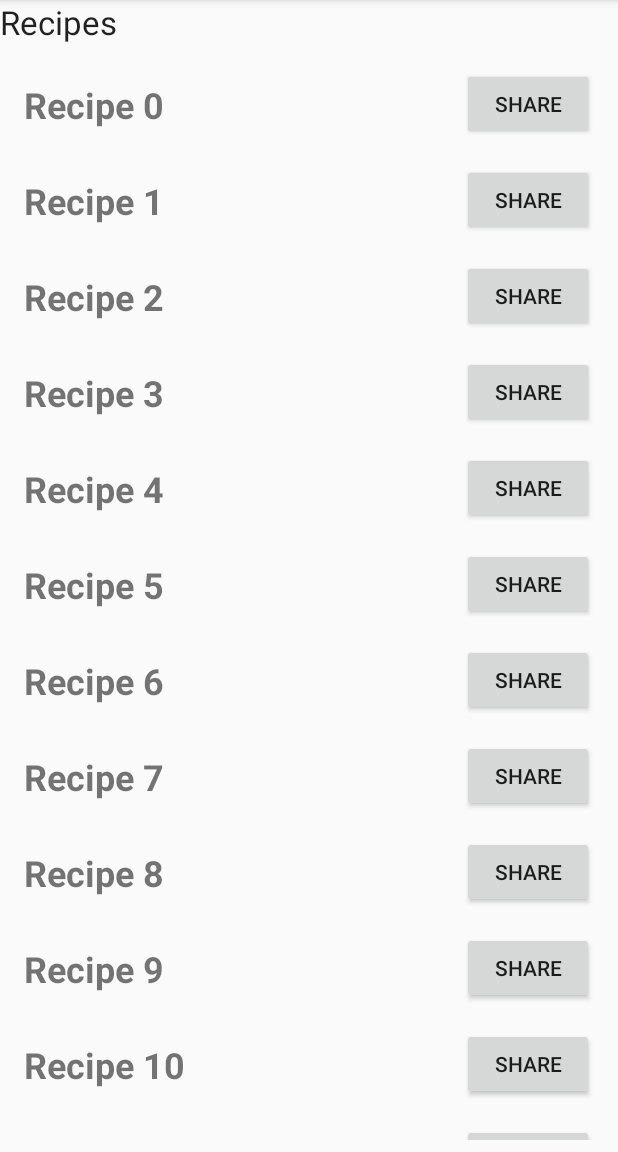
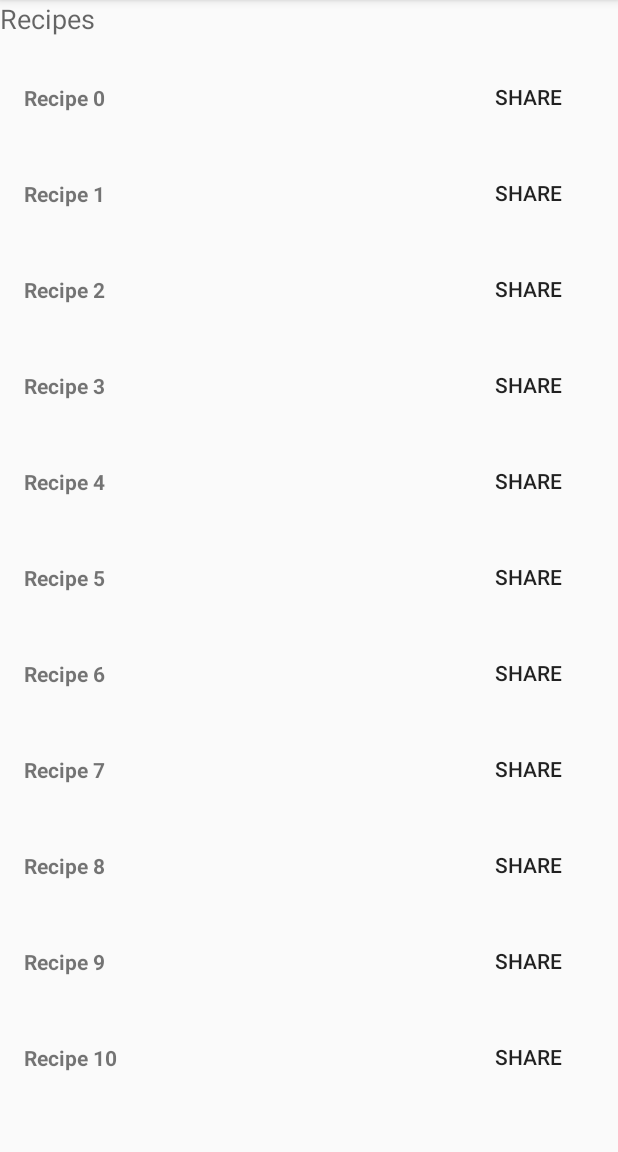
Before and after one commit to cpanou/mobile, an Android app: the fragment CookingFragment shown on its own in the app's theme, on a phone screen of 412 x 824 dp, the part 84-1236 px from its top. Run offline under Robolectric (Android 15) with nearby library versions, the phone set to English and light mode, and no system bars.

Commit message:
ui fixes

```diff
--- a/lesson-4-ui-ux/app/src/main/java/com/example/android/droidcafeinput/MainActivity.java
+++ b/lesson-4-ui-ux/app/src/main/java/com/example/android/droidcafeinput/MainActivity.java
@@ -66,8 +66,6 @@ public class MainActivity extends AppCompatActivity {
         tabLayout.addTab(getTab(tabLayout, "Top Stories"));
         tabLayout.addTab(getTab(tabLayout, "Tech News"));
         tabLayout.addTab(getTab(tabLayout, "Cooking"));
-        tabLayout.addTab(getTab(tabLayout, "Top Stories"));
-        tabLayout.addTab(getTab(tabLayout, "Top Stories"));
 
         final ViewPager pager = findViewById(R.id.pager);
         PagerAdapter myAdapter = new PagerAdapter(getSupportFragmentManager(), tabLayout.getTabCount());
--- a/lesson-4-ui-ux/app/src/main/java/com/example/android/droidcafeinput/pager/PagerAdapter.java
+++ b/lesson-4-ui-ux/app/src/main/java/com/example/android/droidcafeinput/pager/PagerAdapter.java
@@ -18,9 +18,7 @@ public class PagerAdapter extends FragmentStatePagerAdapter {
     @Override
     public Fragment getItem(int position) {
         switch (position) {
-            case 0:
-            case 3:
-            case 4: return new TabFragment1();
+            case 0: return new TabFragment1();
             case 1: return new TabFragment2();
             case 2: return new CookingFragment();
             default: return null;
--- a/lesson-4-ui-ux/app/src/main/res/layout/drawer_header.xml
+++ b/lesson-4-ui-ux/app/src/main/res/layout/drawer_header.xml
@@ -11,7 +11,7 @@
         android:layout_width="wrap_content"
         android:layout_height="wrap_content"
         android:padding="8dp"
-        android:src="@drawable/ic_launcher_foreground"/>
+        android:src="@mipmap/ic_launcher"/>
 
     <TextView
         android:layout_width="wrap_content"
@@ -19,7 +19,8 @@
         android:text="@string/lesson_4_ux_ui"
         android:padding="8dp"
         android:textSize="16sp"
-        android:textStyle="bold"/>
+        android:textStyle="bold"
+        android:textAppearance="@style/TextAppearance.AppCompat.Medium.Inverse"/>
 
 
 </LinearLayout>
--- a/lesson-4-ui-ux/app/src/main/res/layout/fragment_cooking.xml
+++ b/lesson-4-ui-ux/app/src/main/res/layout/fragment_cooking.xml
@@ -10,7 +10,7 @@
         android:layout_width="match_parent"
         android:layout_height="wrap_content"
         android:text= "@string/cooking_tips"
-        android:textAppearance="?android:attr/textAppearanceLarge" />
+        android:textAppearance="?android:attr/textAppearanceMedium" />
 
     <android.support.v7.widget.RecyclerView
         android:id="@+id/recyclerview"
--- a/lesson-4-ui-ux/app/src/main/res/layout/fragment_tab1.xml
+++ b/lesson-4-ui-ux/app/src/main/res/layout/fragment_tab1.xml
@@ -9,6 +9,6 @@
         android:layout_width="match_parent"
         android:layout_height="match_parent"
         android:text="@string/hello_blank_fragment"
-        android:textAppearance="?android:attr/textAppearanceLarge" />
+        android:textAppearance="?android:attr/textAppearanceMedium" />
 
 </RelativeLayout>
--- a/lesson-4-ui-ux/app/src/main/res/layout/fragment_tab2.xml
+++ b/lesson-4-ui-ux/app/src/main/res/layout/fragment_tab2.xml
@@ -9,6 +9,6 @@
         android:layout_width="match_parent"
         android:layout_height="match_parent"
         android:text="@string/tech_news_you_can_use"
-        android:textAppearance="?android:attr/textAppearanceLarge"  />
+        android:textAppearance="?android:attr/textAppearanceMedium"  />
 
 </RelativeLayout>
--- a/lesson-4-ui-ux/app/src/main/res/layout/recycler_item.xml
+++ b/lesson-4-ui-ux/app/src/main/res/layout/recycler_item.xml
@@ -1,6 +1,8 @@
 <?xml version="1.0" encoding="utf-8"?>
-<RelativeLayout
+<android.support.constraint.ConstraintLayout
     xmlns:android="http://schemas.android.com/apk/res/android"
+    xmlns:app="http://schemas.android.com/apk/res-auto"
+    xmlns:tools="http://schemas.android.com/tools"
     android:layout_width="match_parent"
     android:layout_height="wrap_content"
     android:orientation="horizontal"
@@ -11,17 +13,21 @@
         android:id="@+id/item_text"
         android:layout_width="wrap_content"
         android:layout_height="wrap_content"
-        android:textSize="24sp"
         android:text="@string/dummy"
-        android:layout_marginTop="8dp"
-        android:textStyle="bold"/>
+        android:textSize="14sp"
+        android:textStyle="bold"
+        app:layout_constraintBottom_toBottomOf="parent"
+        app:layout_constraintStart_toStartOf="parent"
+        app:layout_constraintTop_toTopOf="parent" />
 
     <Button
         android:id="@+id/item_button"
+        style="?android:attr/borderlessButtonStyle"
         android:layout_width="wrap_content"
         android:layout_height="wrap_content"
-        android:layout_alignParentRight="true"
-        android:layout_alignParentEnd="true"
-        android:text="@string/share"/>
+        android:text="@string/share"
+        app:layout_constraintBottom_toBottomOf="parent"
+        app:layout_constraintEnd_toEndOf="parent"
+        app:layout_constraintTop_toTopOf="parent" />
 
-</RelativeLayout>
+</android.support.constraint.ConstraintLayout>
```
